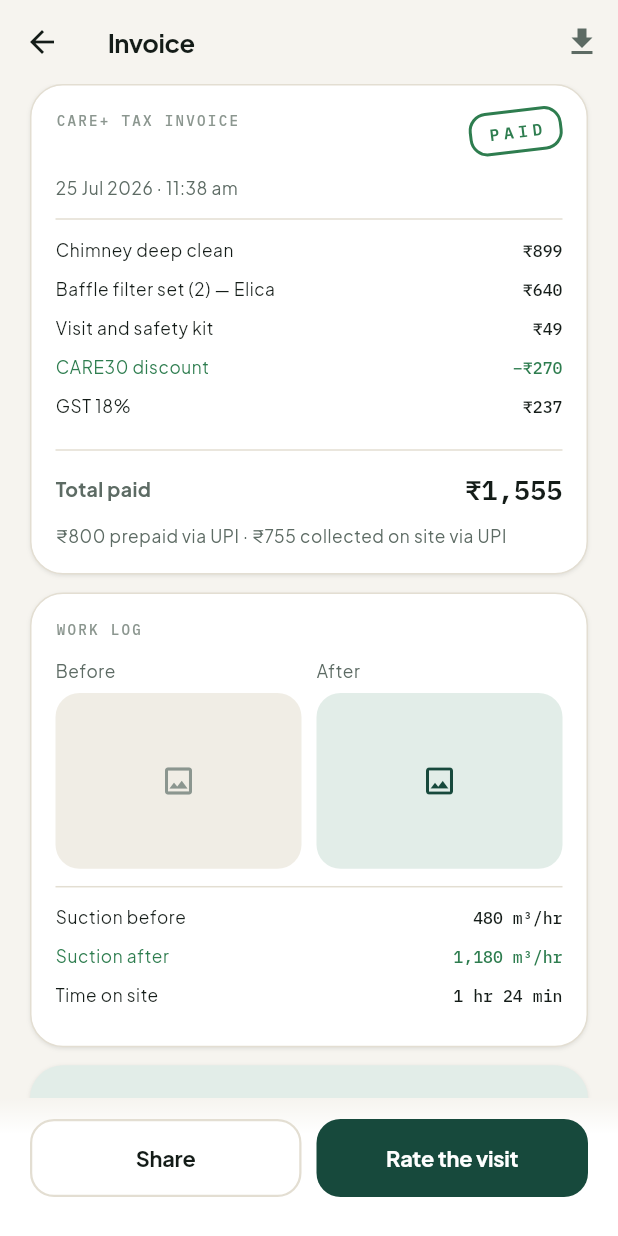
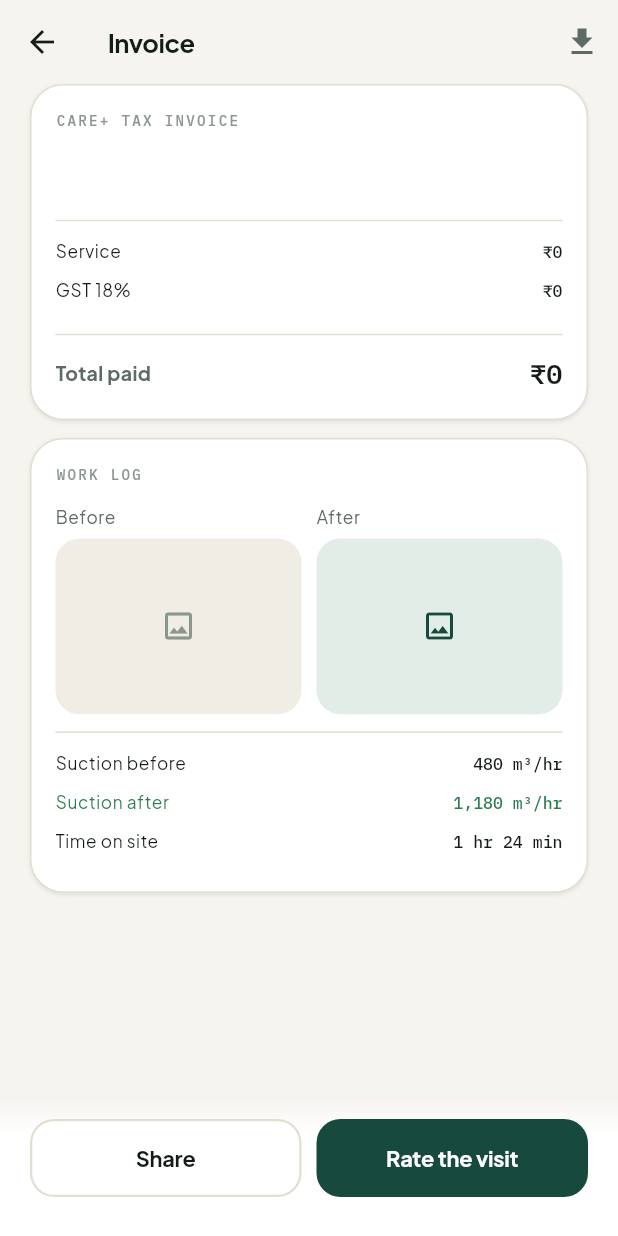
Before and after one commit to ankitchouria-oss/Rasoi-care, a Flutter app: the InvoiceScreen screen opened directly with empty values, on a phone screen of 412 x 824 dp. Run offline on Flutter 3.47's test engine with Material 3 defaults, Android fonts, the phone set to English and light mode, and no system bars; our stand-ins replace cloud_firestore, firebase_auth, firebase_core, flutter_riverpod, geolocator, go_router and 5 more; missing offline and left inert: smart_auth; accounts and stored records are empty; network calls fail.

Commit message:
Make the invoice show the real booking, drop fabricated line items
InvoiceScreen was entirely static demo content — same "Chimney deep
clean ₹899 / Baffle filter set — Elica ₹640 / Visit and safety kit ₹49
/ CARE30 discount / Total ₹1,555" regardless of what was actually
booked or paid. It now reads the real Booking (title, whenLabel,
total) and shows a base/GST breakdown computed from the real total,
instead of inventing parts and a discount that never happened.

Also removed the "Warranty active until..." card per request, and
fixed RateScreen's matching hardcoded "Chimney deep clean · 25 Jul"
subtitle and technician the same way.

```diff
--- a/careplus_flutter/lib/features/invoice/invoice_rate_screens.dart
+++ b/careplus_flutter/lib/features/invoice/invoice_rate_screens.dart
@@ -4,15 +4,23 @@ import 'package:go_router/go_router.dart';
 
 import '../../core/widgets/care_widgets.dart';
 import '../../core/theme/care_plus_theme.dart';
+import '../../data/models.dart';
 import '../../state/providers.dart';
 
 // ============================================================ INVOICE
-class InvoiceScreen extends StatelessWidget {
+class InvoiceScreen extends ConsumerWidget {
   const InvoiceScreen({super.key, required this.bookingId});
   final String bookingId;
 
   @override
-  Widget build(BuildContext context) {
+  Widget build(BuildContext context, WidgetRef ref) {
+    final booking = ref.watch(repositoryProvider).bookingById(bookingId);
+    // GST-inclusive total is all a Booking actually carries — back out the
+    // base/tax split from it rather than inventing part-level line items
+    // (filters, kits, discount codes) that never happened on this booking.
+    final total = booking?.totalPaise ?? 0;
+    final base = (total / 1.18).round();
+    final gst = total - base;
     return Scaffold(
       appBar: AppBar(
         leading: BackButton(onPressed: context.pop),
@@ -42,33 +50,26 @@ class InvoiceScreen extends StatelessWidget {
                                 const SizedBox(height: 6),
                                 Mono(bookingId, size: 12, weight: FontWeight.w600),
                                 const SizedBox(height: 5),
-                                Text('25 Jul 2026 · 11:38 am', style: context.type.bodySmall),
+                                Text(booking?.whenLabel ?? '', style: context.type.bodySmall),
                               ],
                             ),
-                            _PaidStamp(),
+                            if (booking?.status == BookingStatus.completed) _PaidStamp(),
                           ],
                         ),
                         const Divider(height: 24),
-                        _line(context, 'Chimney deep clean', '₹899'),
-                        _line(context, 'Baffle filter set (2) — Elica', '₹640'),
-                        _line(context, 'Visit and safety kit', '₹49'),
-                        _line(context, 'CARE30 discount', '−₹270',
-                            color: context.care.success),
-                        _line(context, 'GST 18%', '₹237'),
+                        _line(context, booking?.title ?? 'Service', Money.rupees(base)),
+                        _line(context, 'GST 18%', Money.rupees(gst)),
                         const Divider(height: 24),
                         Row(
                           mainAxisAlignment: MainAxisAlignment.spaceBetween,
                           children: [
                             const Text('Total paid',
                                 style: TextStyle(fontWeight: FontWeight.w700)),
-                            Text('₹1,555',
+                            Text(Money.rupees(total),
                                 style: CareType.mono(context.scheme.onSurface,
                                     size: 18, w: FontWeight.w600)),
                           ],
                         ),
-                        const SizedBox(height: 9),
-                        Text('₹800 prepaid via UPI · ₹755 collected on site via UPI',
-                            style: context.type.bodySmall),
                       ],
                     ),
                   ),
@@ -91,29 +92,6 @@ class InvoiceScreen extends StatelessWidget {
                         _line(context, 'Time on site', '1 hr 24 min'),
                       ],
                     ),
-                  ),
-                  const SizedBox(height: 12),
-                  CareCard(
-                    color: context.scheme.primaryContainer,
-                    borderColor: Colors.transparent,
-                    child: Row(children: [
-                      Icon(Icons.verified_user, color: context.scheme.primary),
-                      const SizedBox(width: 11),
-                      Expanded(
-                        child: Column(
-                          crossAxisAlignment: CrossAxisAlignment.start,
-                          children: [
-                            Text('Warranty active until 23 Oct 2026',
-                                style: TextStyle(
-                                    fontSize: 13,
-                                    fontWeight: FontWeight.w700,
-                                    color: context.scheme.primary)),
-                            Text('90 days on labour and fitted parts',
-                                style: context.type.bodySmall),
-                          ],
-                        ),
-                      ),
-                    ]),
                   ),
                 ],
               ),
@@ -219,7 +197,8 @@ class _RateScreenState extends ConsumerState<RateScreen> {
 
   @override
   Widget build(BuildContext context) {
-    final tech = ref.watch(repositoryProvider).preferredTechnician;
+    final booking = ref.watch(repositoryProvider).bookingById(widget.bookingId);
+    final tech = booking?.technician ?? ref.watch(repositoryProvider).preferredTechnician;
     return Scaffold(
       appBar: AppBar(
           leading: BackButton(onPressed: context.pop),
@@ -245,7 +224,11 @@ class _RateScreenState extends ConsumerState<RateScreen> {
                             style: const TextStyle(
                                 fontSize: 15, fontWeight: FontWeight.w700)),
                         const SizedBox(height: 3),
-                        Text('Chimney deep clean · 25 Jul', style: context.type.bodySmall),
+                        Text(
+                            booking != null
+                                ? '${booking.title} · ${booking.whenLabel}'
+                                : '',
+                            style: context.type.bodySmall),
                         const SizedBox(height: 18),
                         Row(
                           mainAxisAlignment: MainAxisAlignment.center,
```
